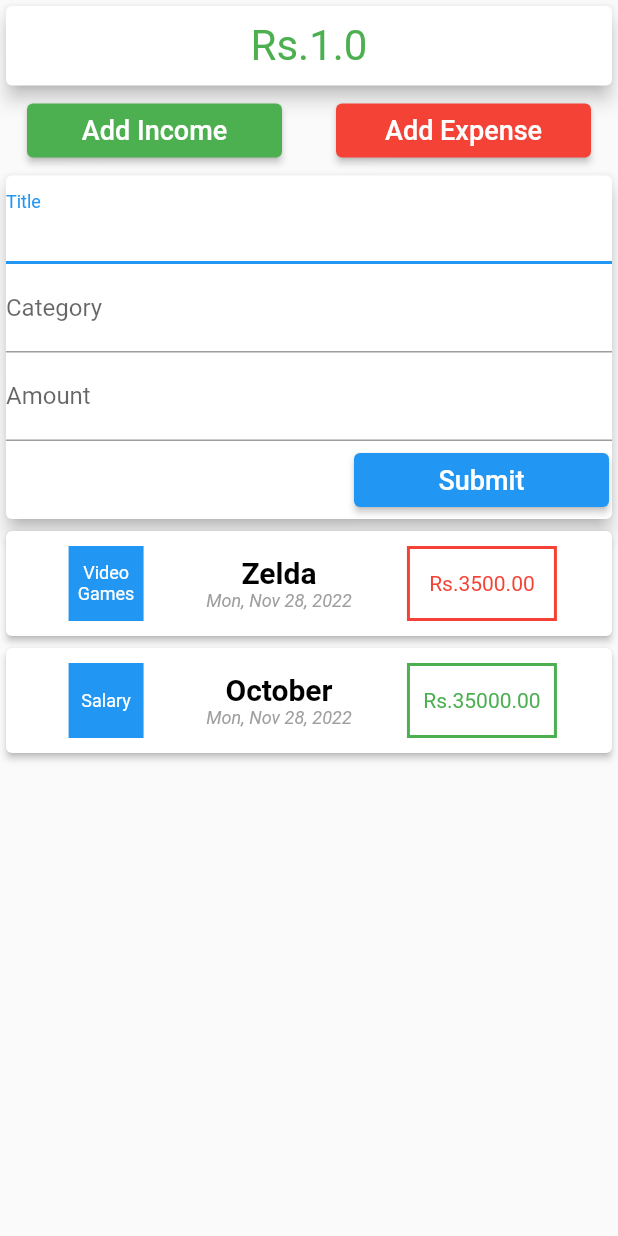
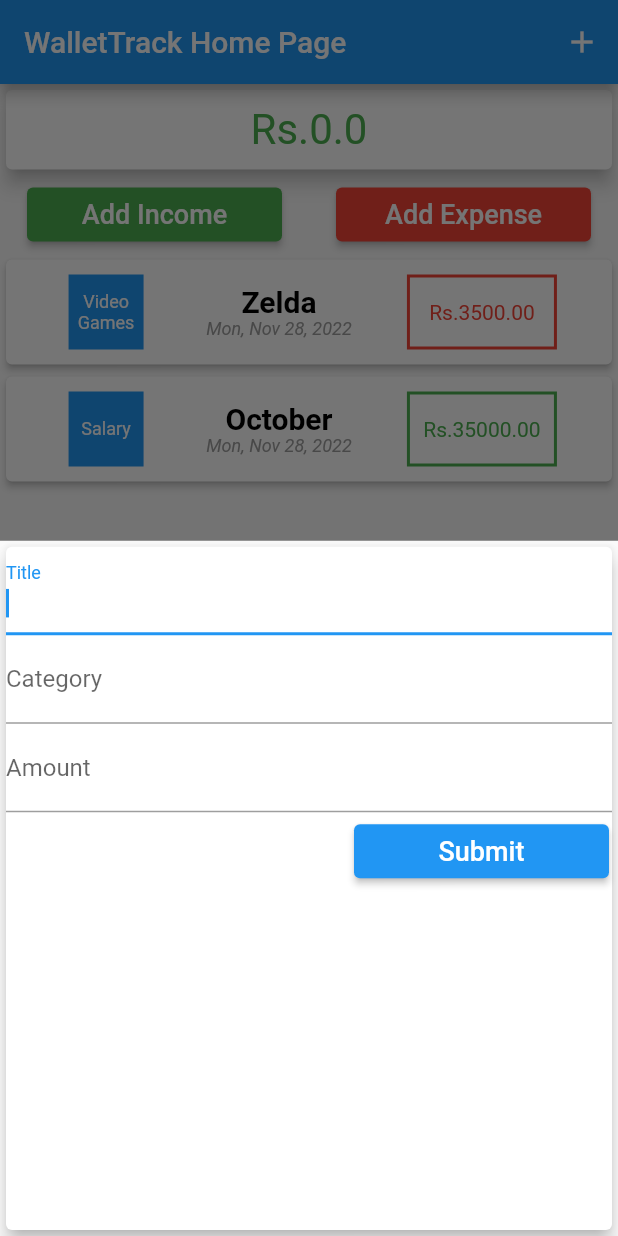
Before and after one commit to KevinBK1998/WalletTrack, a Flutter app: the MyHomeScreenPage screen opened directly, after a tap on "Add Income", on a phone screen of 412 x 824 dp. Run offline on Flutter 3.47's test engine with Material 2 defaults, Android fonts, the phone set to English and light mode, and no system bars.

Commit message:
add a new transaction in modal sheet working

```diff
--- a/lib/main.dart
+++ b/lib/main.dart
@@ -1,7 +1,9 @@
 import 'package:flutter/material.dart';
-import 'package:wallet_tracker/widgets/user_transaction.dart';
 import 'widgets/transaction_button.dart';
 import 'widgets/main_balance.dart';
+import 'widgets/new_transaction.dart';
+import 'widgets/transaction_list.dart';
+import 'models/transaction.dart';
 
 void main() => runApp(MainScreenApp());
 
@@ -13,12 +15,7 @@ class MainScreenApp extends StatelessWidget {
       theme: ThemeData(
         primarySwatch: Colors.blue,
       ),
-      home: Scaffold(
-        appBar: AppBar(
-          title: const Text('WalletTrack Home Page'),
-        ),
-        body: MyHomeScreenPage(),
-      ),
+      home: MyHomeScreenPage(),
     );
   }
 }
@@ -31,9 +28,71 @@ class MyHomeScreenPage extends StatefulWidget {
 class _MyHomeScreenPageState extends State<MyHomeScreenPage> {
   double _balance = 0;
 
+  final List<Transaction> _transactions = [
+    Transaction(
+        id: 't1',
+        category: 'Video Games',
+        amount: -3500,
+        title: 'Zelda',
+        date: DateTime.now()),
+    Transaction(
+        id: 't2',
+        category: 'Salary',
+        amount: 35000,
+        title: 'October',
+        date: DateTime.now()),
+  ];
+
+  void _startAddTransaction(BuildContext ctx, Function fn) {
+    showModalBottomSheet(
+        context: ctx,
+        builder: (_) {
+          return GestureDetector(
+              onTap: () {},
+              behavior: HitTestBehavior.opaque,
+              child: NewTransaction(fn));
+        });
+  }
+
+  void _addOutgoingTransaction(String title, String category, double amount) {
+    var newTx = Transaction(
+        id: DateTime.now().toString(),
+        amount: -amount,
+        title: title,
+        category: category,
+        date: DateTime.now());
+    setState(() {
+      _transactions.add(newTx);
+      _balance = _balance - amount;
+    });
+  }
+
+  void _addIncomingTransaction(String title, String category, double amount) {
+    var newTx = Transaction(
+        id: DateTime.now().toString(),
+        amount: amount,
+        title: title,
+        category: category,
+        date: DateTime.now());
+    setState(() {
+      _transactions.add(newTx);
+      _balance = _balance + amount;
+    });
+  }
+
   @override
   Widget build(BuildContext context) {
-    return SingleChildScrollView(
+    return Scaffold(
+      appBar: AppBar(
+        title: const Text('WalletTrack Home Page'),
+        actions: [
+          IconButton(
+              onPressed: () =>
+                  _startAddTransaction(context, _addIncomingTransaction),
+              icon: Icon(Icons.add))
+        ],
+      ),
+      body: SingleChildScrollView(
         child: Column(
           crossAxisAlignment: CrossAxisAlignment.stretch,
           children: [
@@ -41,25 +100,21 @@ class _MyHomeScreenPageState extends State<MyHomeScreenPage> {
             Row(
               mainAxisAlignment: MainAxisAlignment.spaceAround,
               children: [
-              TransactionButton(addIncome, 'Add Income', Colors.green),
-              TransactionButton(addExpense, 'Add Expense', Colors.red),
+                TransactionButton(_startAddTransaction, _addIncomingTransaction,
+                    'Add Income', Colors.green),
+                TransactionButton(_startAddTransaction, _addOutgoingTransaction,
+                    'Add Expense', Colors.red),
               ],
             ),
-          UserTransaction(),
+            TransactionList(_transactions),
           ],
+        ),
+      ),
+      floatingActionButtonLocation: FloatingActionButtonLocation.endFloat,
+      floatingActionButton: FloatingActionButton(
+        onPressed: () => _startAddTransaction(context, _addIncomingTransaction),
+        child: Icon(Icons.add),
       ),
     );
   }
-
-  void addIncome() {
-    setState(() {
-      _balance = _balance + 1;
-    });
 }
-
-  void addExpense() {
-    setState(() {
-      _balance = _balance - 1;
-    });
-  }
-}
--- a/lib/widgets/new_transaction.dart
+++ b/lib/widgets/new_transaction.dart
@@ -1,13 +1,21 @@
 import 'package:flutter/material.dart';
 import 'transaction_button.dart';
 
-class NewTransaction extends StatelessWidget {
-  final titleController = TextEditingController();
-  final amountController = TextEditingController();
-  final categoryController = TextEditingController();
+class NewTransaction extends StatefulWidget {
   final Function addTx;
 
   NewTransaction(this.addTx);
+
+  @override
+  State<NewTransaction> createState() => _NewTransactionState();
+}
+
+class _NewTransactionState extends State<NewTransaction> {
+  final titleController = TextEditingController();
+
+  final amountController = TextEditingController();
+
+  final categoryController = TextEditingController();
 
   @override
   Widget build(BuildContext context) {
@@ -38,7 +46,8 @@ class NewTransaction extends StatelessWidget {
             ),
             Container(
                 alignment: Alignment.centerRight,
-                child: TransactionButton(submitData, 'Submit', Colors.blue)),
+                child: TransactionButton(
+                    submitDataWithPosParams, () {}, 'Submit', Colors.blue)),
           ],
         ),
       ),
@@ -53,6 +62,11 @@ class NewTransaction extends StatelessWidget {
     if (enteredTitle.isEmpty || enteredCategory.isEmpty || enteredAmount <= 0) {
       return;
     }
-    addTx(enteredTitle, enteredCategory, enteredAmount);
+    widget.addTx(enteredTitle, enteredCategory, enteredAmount);
+    Navigator.of(context).pop();
+  }
+
+  void submitDataWithPosParams(BuildContext ctx, Function fn) {
+    submitData();
   }
 }
--- a/lib/widgets/transaction_button.dart
+++ b/lib/widgets/transaction_button.dart
@@ -1,11 +1,13 @@
 import 'package:flutter/material.dart';
 
 class TransactionButton extends StatelessWidget {
-  final VoidCallback pressHandler;
+  final Function pressHandler;
+  final Function transactionHandler;
   final String textContent;
   final Color buttonColor;
 
-  TransactionButton(this.pressHandler, this.textContent, this.buttonColor);
+  TransactionButton(this.pressHandler, this.transactionHandler,
+      this.textContent, this.buttonColor);
 
   @override
   Widget build(BuildContext context) {
@@ -13,10 +15,11 @@ class TransactionButton extends StatelessWidget {
       margin: EdgeInsets.all(2),
       width: 170,
       child: ElevatedButton(
-          onPressed: pressHandler,
+          onPressed: () => pressHandler(context, transactionHandler),
           style: ButtonStyle(
               backgroundColor: MaterialStateProperty.all(buttonColor)),
-          child: Text(textContent, style: TextStyle(color: Colors.white,fontSize: 18))),
+          child: Text(textContent,
+              style: TextStyle(color: Colors.white, fontSize: 18))),
     );
   }
 }
--- a/lib/widgets/transaction_list.dart
+++ b/lib/widgets/transaction_list.dart
@@ -11,7 +11,7 @@ class TransactionList extends StatelessWidget {
   Widget build(BuildContext context) {
     return Container(
       width: double.infinity,
-      height: 500,
+      height: 600,
       child: ListView.builder(
           itemCount: transactions.length,
           itemBuilder: (ctx, index) {
@@ -38,7 +38,6 @@ class TransactionList extends StatelessWidget {
                     children: [
                       Container(
                         alignment: Alignment.centerLeft,
-
                         child: Text(
                           transactions[index].title,
                           textAlign: TextAlign.left,
@@ -50,7 +49,6 @@ class TransactionList extends StatelessWidget {
                       ),
                       Container(
                         alignment: Alignment.centerRight,
-
                         child: Text(
                           DateFormat.yMMMEd().format(transactions[index].date),
                           style: const TextStyle(
--- a/lib/widgets/user_transaction.dart
+++ /dev/null
@@ -1,48 +0,0 @@
-import 'package:flutter/material.dart';
-import 'new_transaction.dart';
-import 'transaction_list.dart';
-import '../models/transaction.dart';
-
-class UserTransaction extends StatefulWidget {
-  @override
-  State<UserTransaction> createState() => _UserTransactionState();
-}
-
-class _UserTransactionState extends State<UserTransaction> {
-  List<Transaction> _transactions = [
-    Transaction(
-        id: 't1',
-        category: 'Video Games',
-        amount: -3500,
-        title: 'Zelda',
-        date: DateTime.now()),
-    Transaction(
-        id: 't2',
-        category: 'Salary',
-        amount: 35000,
-        title: 'October',
-        date: DateTime.now()),
-  ];
-
-  void _addTransaction(String title, String category, double amount) {
-    var newTx = Transaction(
-        id: DateTime.now().toString(),
-        amount: amount,
-        title: title,
-        category: category,
-        date: DateTime.now());
-    setState(() {
-      _transactions.add(newTx);
-    });
-  }
-
-  @override
-  Widget build(BuildContext context) {
-    return Column(
-      children: [
-        NewTransaction(_addTransaction),
-        TransactionList(_transactions),
-      ],
-    );
-  }
-}
```
Lines whose indentation alone changed are shown as unchanged.
